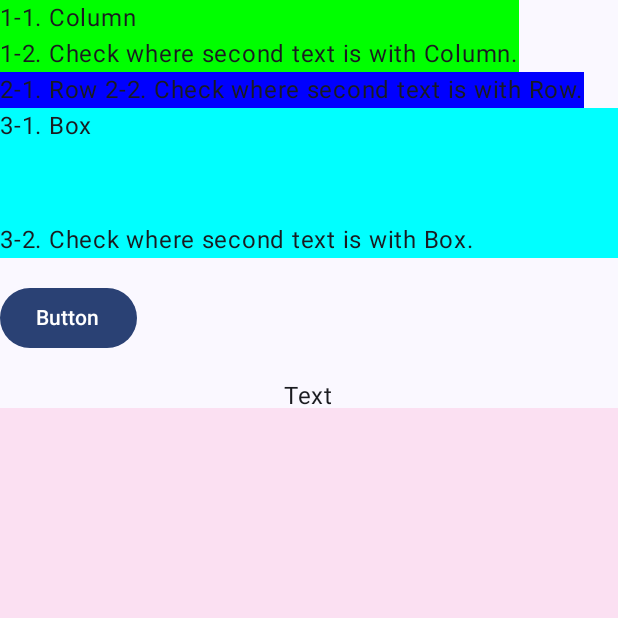
After one commit to tvroom88/AIO_Android_Kotlin, an Android app built with Jetpack Compose: the ComposeALayouts screen opened directly, with no data from a screen before it, on a phone screen of 412 x 824 dp, the top half of it. The commit adds this screen. Run offline under Robolectric (Android 15) with nearby library versions, the phone set to English and light mode, and no system bars; our stand-ins replace constraintlayout-compose.

Commit message:
compose 일부 추가

```diff
--- a/app/src/main/java/com/aio/kotlin/activities/MainActivity.kt
+++ b/app/src/main/java/com/aio/kotlin/activities/MainActivity.kt
@@ -40,7 +40,7 @@ fun getAppName(context: Context): String {
     try {
         val pm = context.packageManager
         val i = pm.getPackageInfo(context.packageName, 0)
-        appName = i.applicationInfo.loadLabel(pm).toString() + ""
+        appName = i.applicationInfo?.loadLabel(pm).toString() + ""
     } catch (e: PackageManager.NameNotFoundException) {
     }
     return appName
--- /dev/null
+++ b/app/src/main/java/com/aio/kotlin/base/activity/ComposeBaseActivity.kt
@@ -0,0 +1,4 @@
+package com.aio.kotlin.base.activity
+
+class ComposeBaseActivity {
+}
--- /dev/null
+++ b/app/src/main/java/com/aio/kotlin/studylist/jetpack/compose/layouts/ComposeALayouts.kt
@@ -0,0 +1,129 @@
+package com.aio.kotlin.studylist.jetpack.compose.layouts
+
+import android.os.Bundle
+import androidx.activity.ComponentActivity
+import androidx.activity.compose.setContent
+import androidx.compose.foundation.background
+import androidx.compose.foundation.layout.Box
+import androidx.compose.foundation.layout.Column
+import androidx.compose.foundation.layout.Row
+import androidx.compose.foundation.layout.fillMaxWidth
+import androidx.compose.foundation.layout.height
+import androidx.compose.material3.Button
+import androidx.compose.material3.MaterialTheme
+import androidx.compose.material3.Surface
+import androidx.compose.material3.Text
+import androidx.compose.runtime.Composable
+import androidx.compose.ui.Alignment
+import androidx.compose.ui.Modifier
+import androidx.compose.ui.graphics.Color
+import androidx.compose.ui.tooling.preview.Preview
+import androidx.compose.ui.unit.dp
+import androidx.constraintlayout.compose.ConstraintLayout
+import com.aio.kotlin.studylist.jetpack.compose.theme.DiverseComposeLayoutsTheme
+
+/**
+ * Column, Row, Box(= FrameLayout), BoxWithConstraints, ConstraintsLayout
+ */
+class ComposeALayouts : ComponentActivity() {
+    override fun onCreate(savedInstanceState: Bundle?) {
+        super.onCreate(savedInstanceState)
+        setContent {
+            DiverseComposeLayoutsTheme {
+                Surface(color = MaterialTheme.colorScheme.background) {
+                    Column {
+                        AddColumn()
+                        AddRow()
+                        AddBox()
+                        AddConstraintLayout()
+                    }
+                }
+
+            }
+        }
+    }
+
+    @Preview(showBackground = true)
+    @Composable
+    fun AddColumn() {
+        Column(
+            modifier = Modifier
+                .background(Color.Green)
+        ) {
+            Text(text = "1-1. Column ")
+            Text(text = "1-2. Check where second text is with Column.")
+        }
+    }
+
+    @Preview(showBackground = true)
+    @Composable
+    fun AddRow() {
+        Row(
+            modifier = Modifier
+                .background(Color.Blue)
+        ) {
+            Text(text = "2-1. Row ")
+            Text(text = "2-2. Check where second text is with Row.")
+        }
+    }
+
+    @Preview(showBackground = true)
+    @Composable
+    fun AddBox() {
+        Box(
+            modifier = Modifier
+                .fillMaxWidth() // 너비(width) 꽉 채우기
+                .height(100.dp)
+                .background(Color.Cyan)
+        ) // 높이(height) 100dp 로 설정
+        {
+            Text(
+                text = "3-1. Box",
+                modifier = Modifier.align(Alignment.TopStart) // 상단 왼쪽 정렬
+            )
+            Text(
+                text = "3-2. Check where second text is with Box.",
+                modifier = Modifier.align(Alignment.BottomStart) // 하단 왼쪽 정렬
+            )
+        }
+    }
+
+    /**
+     * Constraint Layout :
+     * 위젯을 다른 위젯의 위치에 대해 상대적으로 배치시키는 레이아웃이다. 기존 xml에서 많이 활용되던 레이아웃인데 xml에서는
+     * 성능상의 이점이 많았지만, Compose에서는 성능상의 이점은 없다. 따라서 Android 공식 사이트에서는 뷰가 복잡하거나 가독성이
+     * 떨어질 때만 ConstraintLayout을 이용하는 것을 권장하고 있다.
+     */
+
+    @Preview(showBackground = true)
+    @Composable
+    fun AddConstraintLayout() {
+        ConstraintLayout(
+            modifier = Modifier
+                .fillMaxWidth()
+                .height(100.dp)
+        ) {// 레이아웃의 크기 조정) {
+            val (button, text) = createRefs()
+            Button(
+                onClick = { },
+                modifier = Modifier.constrainAs(button) {
+                    // DO SOMETHING
+                    top.linkTo(parent.top, margin = 16.dp) // 부모의 top에 16dp 마진을 준다
+                    start.linkTo(parent.start) // 부모의 start에 맞춘다 (왼쪽 정렬)
+                }
+            ) {
+                Text("Button")
+            }
+            Text(
+                "Text",
+                modifier = Modifier.constrainAs(text) {
+                    // DO SOMETHING
+                    top.linkTo(button.bottom, margin = 16.dp) // 버튼의 bottom에 16dp 마진을 준다
+                    start.linkTo(parent.start) // 부모의 start에 맞춘다 (왼쪽 정렬)
+                    end.linkTo(parent.end)
+                }
+            )
+        }
+    }
+
+}
--- a/app/src/main/java/com/aio/kotlin/studylist/jetpack/compose/ui/Color.kt
+++ b/app/src/main/java/com/aio/kotlin/studylist/jetpack/compose/theme/Color.kt
@@ -1,4 +1,4 @@
-package com.aio.kotlin.studylist.jetpack.compose.ui
+package com.aio.kotlin.studylist.jetpack.compose.theme
 
 import androidx.compose.ui.graphics.Color
 
--- a/app/src/main/java/com/aio/kotlin/studylist/jetpack/compose/ui/Type.kt
+++ b/app/src/main/java/com/aio/kotlin/studylist/jetpack/compose/theme/Type.kt
@@ -1,4 +1,4 @@
-package com.aio.kotlin.studylist.jetpack.compose.ui
+package com.aio.kotlin.studylist.jetpack.compose.theme
 
 import androidx.compose.material3.Typography
 import androidx.compose.ui.text.TextStyle
--- a/app/src/main/res/values/strings.xml
+++ b/app/src/main/res/values/strings.xml
@@ -2,4 +2,5 @@
     <string name="app_name">AIO_Android_Kotlin</string>
     <!-- TODO: Remove or change this placeholder text -->
     <string name="hello_blank_fragment">Hello blank fragment</string>
+    <string name="title_activity_diverse_compose_layouts">DiverseComposeLayouts</string>
 </resources>
```
Also changed, not shown: app/build.gradle (+19 -7 lines), app/src/main/AndroidManifest.xml (+17 -8 lines), app/src/main/java/com/aio/kotlin/data/StudyListData.kt (+22 -3 lines), app/src/main/java/com/aio/kotlin/studylist/jetpack/compose/ComposeExample.kt (deleted, +0 -102 lines), app/src/main/java/com/aio/kotlin/studylist/jetpack/compose/layouts/ComposeBList.kt (added, +23 -0 lines), app/src/main/java/com/aio/kotlin/studylist/jetpack/compose/layouts/ComposeExample.kt (added, +111 -0 lines), app/src/main/java/com/aio/kotlin/studylist/jetpack/compose/theme/Theme.kt (renamed from app/src/main/java/com/aio/kotlin/studylist/jetpack/compose/ui/Theme.kt, +35 -4 lines).
